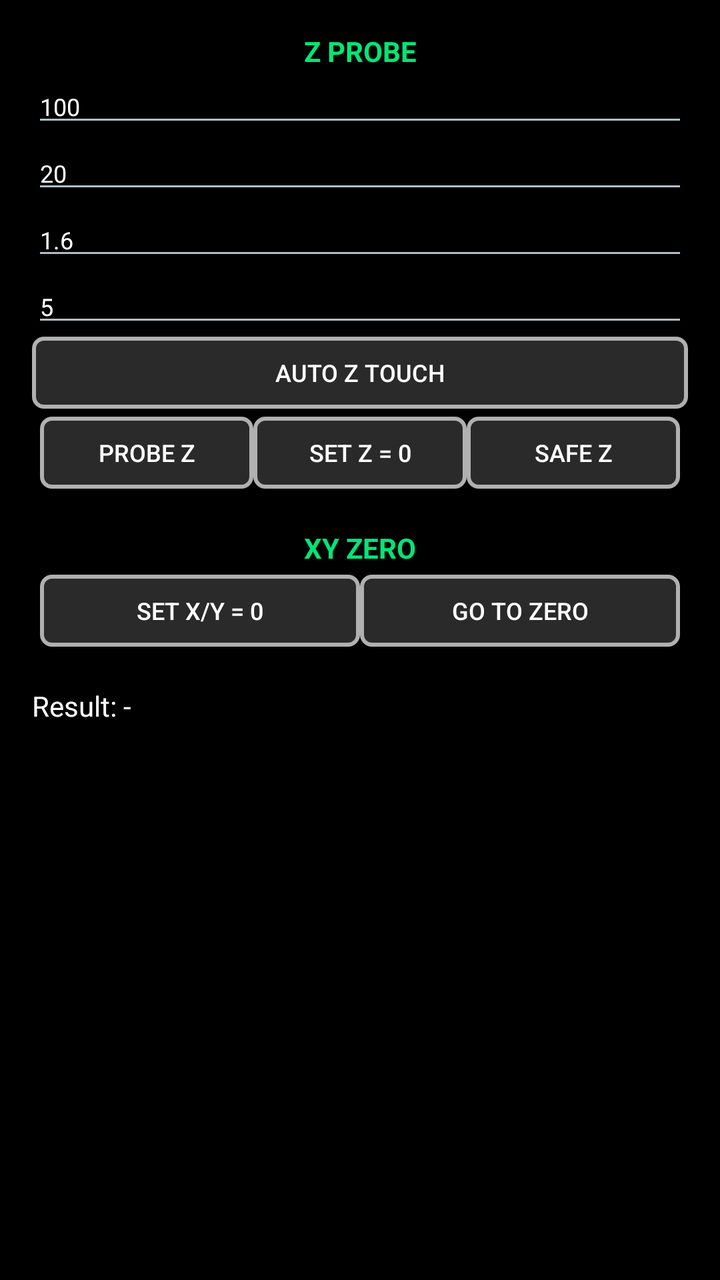
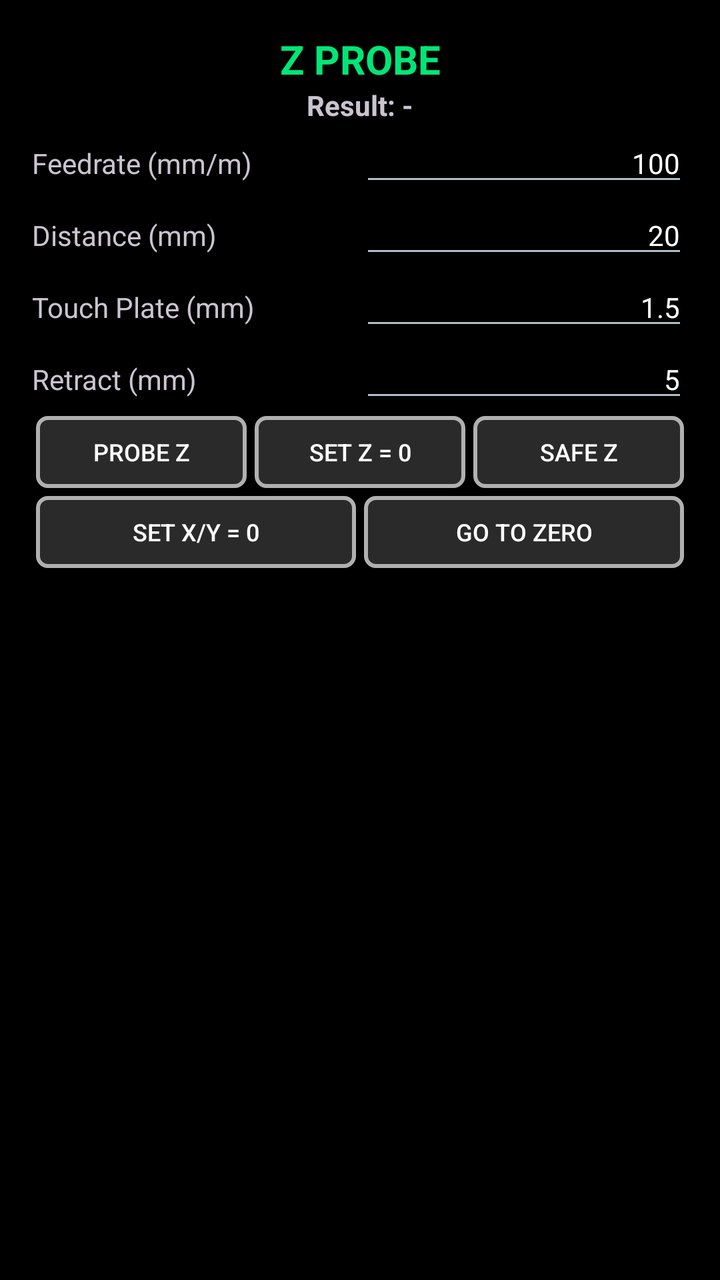

Screens rendered from an Android XML layout before and after an edit, with the pre-edit source and the edit as a unified diff.
<!-- AndroidManifest.xml: application theme Theme.DwiCreativeCNC -->
<!-- res/layout/frag_probe.xml -->
<?xml version="1.0" encoding="utf-8"?>
<ScrollView
    xmlns:android="http://schemas.android.com/apk/res/android"
    xmlns:tools="http://schemas.android.com/tools"
    xmlns:app="http://schemas.android.com/apk/res-auto"
    android:padding="8dp"
    android:layout_width="match_parent"
    android:layout_height="match_parent"
    android:background="@color/black">

    <LinearLayout
        android:orientation="vertical"
        android:padding="8dp"
        android:layout_width="match_parent"
        android:layout_height="wrap_content">

        <TextView
            android:text="Z PROBE"
            android:textColor="#00E676"
            android:textStyle="bold"
            android:gravity="center"
            android:layout_width="match_parent"
            android:layout_height="wrap_content"/>

        <EditText
            android:id="@+id/edtProbeFeed"
            android:layout_width="match_parent"
            android:layout_height="wrap_content"
            android:hint="Feed (mm/min)"
            android:inputType="number"
            android:text="100"
            android:textSize="12sp"
            tools:ignore="TouchTargetSizeCheck,TextSizeCheck" />

        <EditText
            android:id="@+id/edtProbeDist"
            android:layout_width="match_parent"
            android:layout_height="wrap_content"
            android:hint="Distance (mm)"
            android:inputType="numberDecimal"
            android:text="20"
            android:textSize="12sp"
            tools:ignore="TouchTargetSizeCheck,TextSizeCheck" />

        <EditText
            android:id="@+id/edtPlate"
            android:layout_width="match_parent"
            android:layout_height="wrap_content"
            android:hint="Plate Thickness (mm)"
            android:inputType="numberDecimal"
            android:text="1.6"
            android:textSize="12sp"
            tools:ignore="TouchTargetSizeCheck,TextSizeCheck" />

        <EditText
            android:id="@+id/edtRetract"
            android:layout_width="match_parent"
            android:layout_height="wrap_content"
            android:hint="Retract Height (mm)"
            android:inputType="numberDecimal"
            android:text="5"
            android:textSize="12sp"
            tools:ignore="TouchTargetSizeCheck" />

        <Button
            android:id="@+id/btnAutoZ"
            android:layout_width="match_parent"
            android:layout_height="36dp"
            android:background="@drawable/bg_btn_square_selector"
            app:backgroundTint="@null"
            android:textColor="@color/text_primary"
            android:text="AUTO Z TOUCH"
            android:textSize="12sp" />

        <LinearLayout
            android:layout_width="match_parent"
            android:layout_height="wrap_content"
            android:padding="4dp">

            <Button
                android:id="@+id/btnProbeZ"
                android:layout_width="0dp"
                android:layout_height="36dp"
                android:layout_weight="1"
                android:text="PROBE Z"
                android:textSize="12sp"
                android:background="@drawable/bg_btn_square_selector"
                app:backgroundTint="@null"
                android:textColor="@color/text_primary"
                tools:ignore="TextSizeCheck" />

            <Button
                android:id="@+id/btnSetZ"
                android:layout_width="0dp"
                android:layout_height="36dp"
                android:layout_weight="1"
                android:text="SET Z = 0"
                android:textSize="12sp"
                android:background="@drawable/bg_btn_square_selector"
                app:backgroundTint="@null"
                android:textColor="@color/text_primary"
                tools:ignore="TextSizeCheck" />

            <Button
                android:id="@+id/btnSafeZ"
                android:layout_width="0dp"
                android:layout_height="36dp"
                android:layout_weight="1"
                android:text="SAFE Z"
                android:textSize="12sp"
                android:background="@drawable/bg_btn_square_selector"
                app:backgroundTint="@null"
                android:textColor="@color/text_primary"
                tools:ignore="TextSizeCheck" />
        </LinearLayout>
        <View
            android:layout_height="16dp"
            android:layout_width="match_parent"/>

        <TextView
            android:text="XY ZERO"
            android:textColor="#00E676"
            android:textStyle="bold"
            android:gravity="center"
            android:layout_width="match_parent"
            android:layout_height="wrap_content"/>
<LinearLayout
    android:layout_width="match_parent"
    android:layout_height="wrap_content"
    android:padding="4dp">

    <Button
        android:id="@+id/btnSetXY"
        android:layout_width="0dp"
        android:layout_height="36dp"
        android:layout_weight="1"
        android:text="SET X/Y = 0"
        android:background="@drawable/bg_btn_square_selector"
        app:backgroundTint="@null"
        android:textColor="@color/text_primary"
        android:textSize="12sp"
        tools:ignore="TextSizeCheck" />

    <Button
        android:id="@+id/btnGoZero"
        android:layout_width="0dp"
        android:layout_height="36dp"
        android:layout_weight="1"
        android:text="GO TO ZERO"
        android:textSize="12sp"
        android:background="@drawable/bg_btn_square_selector"
        app:backgroundTint="@null"
        android:textColor="@color/text_primary"
        tools:ignore="TextSizeCheck" />
</LinearLayout>
        <View
            android:layout_height="16dp"
            android:layout_width="match_parent"/>

        <TextView
            android:id="@+id/txtProbeResult"
            android:text="Result: -"
            android:textColor="#FFFFFF"
            android:layout_width="wrap_content"
            android:layout_height="wrap_content"/>

    </LinearLayout>
</ScrollView>
<!-- resources referenced by this layout -->
<resources>
  <color name="black">#FF000000</color>
  <color name="text_primary">#FFFFFF</color>
  <!-- drawable bg_btn_square_selector (drawable) -->
  <?xml version="1.0" encoding="utf-8"?>
  <selector
      xmlns:android="http://schemas.android.com/apk/res/android">
      <item android:state_pressed="true">
          <shape>
              <solid android:color="@color/bg_dark"/>
          </shape>
      </item>
  
      <item>
          <shape>
              <corners android:radius="5dp"/>
              <solid android:color="@color/button_gray" />
              <stroke android:width="2dp"
                  android:color="@color/text_secondary"/>
          </shape>
      </item>
  </selector>
  <style name="Theme.DwiCreativeCNC" parent="Theme.Material3.Dark.NoActionBar">
  
          
          <item name="android:windowBackground">@color/cnc_background</item>
          <item name="colorSurface">@color/cnc_surface</item>
          <item name="colorSurfaceVariant">@color/cnc_surface_alt</item>
  
          
          <item name="colorPrimary">@color/cnc_primary</item>
          <item name="colorOnPrimary">@color/cnc_on_primary</item>
  
          
          <item name="colorSecondary">@color/cnc_secondary</item>
          <item name="colorOnSecondary">@color/cnc_on_secondary</item>
  
          
          <item name="android:textColorPrimary">@color/cnc_text_primary</item>
          <item name="android:textColorSecondary">@color/cnc_text_secondary</item>
  
          
          <item name="colorOutline">@color/cnc_outline</item>
  
          
          <item name="android:statusBarColor">@color/cnc_background</item>
          <item name="android:windowLightStatusBar">false</item>
  
      </style>
  <color name="bg_dark">#121212</color>
  <color name="button_gray">#2A2A2A</color>
  <color name="text_secondary">#B0B0B0</color>
  <color name="cnc_background">#0E1114</color>
  <color name="cnc_surface">#161A1F</color>
  <color name="cnc_surface_alt">#1E2329</color>
  <color name="cnc_primary">#00E5FF</color>
  <color name="cnc_on_primary">#000000</color>
  <color name="cnc_secondary">#7A8A99</color>
  <color name="cnc_on_secondary">#FFFFFF</color>
  <color name="cnc_text_primary">#FFFFFF</color>
  <color name="cnc_text_secondary">#B0BEC5</color>
  <color name="cnc_outline">#2A2F36</color>
</resources>

<!-- the commit's change to res/layout/frag_probe.xml (unified diff, before → after) -->
@@ -17,152 +17,190 @@
         <TextView
             android:text="Z PROBE"
             android:textColor="#00E676"
+            android:textSize="20sp"
             android:textStyle="bold"
             android:gravity="center"
             android:layout_width="match_parent"
             android:layout_height="wrap_content"/>
 
-        <EditText
-            android:id="@+id/edtProbeFeed"
-            android:layout_width="match_parent"
-            android:layout_height="wrap_content"
-            android:hint="Feed (mm/min)"
-            android:inputType="number"
-            android:text="100"
-            android:textSize="12sp"
-            tools:ignore="TouchTargetSizeCheck,TextSizeCheck" />
+        <TextView
+            android:id="@+id/txtProbeResult"
+            android:text="Result: -"
+            android:textStyle="bold"
+            android:gravity="center"
+            android:layout_width="match_parent"
+            android:layout_height="wrap_content"/>
+
+        <LinearLayout
+            android:orientation="horizontal"
+            android:layout_width="match_parent"
+            android:layout_height="wrap_content">
+
+            <TextView
+                android:text="Feedrate (mm/m)"
+                android:textSize="14sp"
+                android:layout_weight="1"
+                android:layout_width="0dp"
+                android:layout_height="wrap_content"/>
+
+            <EditText
+                android:id="@+id/edtProbeFeed"
+                android:textSize="14sp"
+                android:hint="Feed : mm/min"
+                android:inputType="number"
+                android:text="100"
+                android:gravity="end"
+                android:layout_weight="1"
+                android:layout_width="0dp"
+                android:layout_height="wrap_content"
+                tools:ignore="TouchTargetSizeCheck,TextSizeCheck" />
+    </LinearLayout>
+
+    <LinearLayout
+        android:orientation="horizontal"
+        android:layout_width="match_parent"
+        android:layout_height="wrap_content">
+
+        <TextView
+            android:text="Distance (mm)"
+            android:textSize="14sp"
+            android:layout_weight="1"
+            android:layout_width="0dp"
+            android:layout_height="wrap_content"/>
 
         <EditText
             android:id="@+id/edtProbeDist"
-            android:layout_width="match_parent"
-            android:layout_height="wrap_content"
-            android:hint="Distance (mm)"
             android:inputType="numberDecimal"
             android:text="20"
-            android:textSize="12sp"
+            android:textSize="14sp"
+            android:gravity="end"
+            android:layout_weight="1"
+            android:layout_width="0dp"
+            android:layout_height="wrap_content"
             tools:ignore="TouchTargetSizeCheck,TextSizeCheck" />
+    </LinearLayout>
+
+    <LinearLayout
+        android:orientation="horizontal"
+        android:layout_width="match_parent"
+        android:layout_height="wrap_content">
+
+        <TextView
+            android:text="Touch Plate (mm)"
+            android:textSize="14sp"
+            android:layout_weight="1"
+            android:layout_width="0dp"
+            android:layout_height="wrap_content"/>
 
         <EditText
-            android:id="@+id/edtPlate"
-            android:layout_width="match_parent"
+            android:id="@+id/edtProbePlate"
+            android:inputType="numberDecimal"
+            android:text="1.5"
+            android:textSize="14sp"
+            android:gravity="end"
+            android:layout_weight="1"
+            android:layout_width="0dp"
             android:layout_height="wrap_content"
-            android:hint="Plate Thickness (mm)"
-            android:inputType="numberDecimal"
-            android:text="1.6"
-            android:textSize="12sp"
             tools:ignore="TouchTargetSizeCheck,TextSizeCheck" />
+    </LinearLayout>
+
+    <LinearLayout
+        android:orientation="horizontal"
+        android:layout_width="match_parent"
+        android:layout_height="wrap_content">
+
+        <TextView
+            android:text="Retract (mm)"
+            android:textSize="14sp"
+            android:layout_weight="1"
+            android:layout_width="0dp"
+            android:layout_height="wrap_content"/>
 
         <EditText
-            android:id="@+id/edtRetract"
-            android:layout_width="match_parent"
-            android:layout_height="wrap_content"
-            android:hint="Retract Height (mm)"
+            android:id="@+id/edtProbeRetract"
             android:inputType="numberDecimal"
             android:text="5"
-            android:textSize="12sp"
+            android:textSize="14sp"
+            android:gravity="end"
+            android:layout_weight="1"
+            android:layout_width="0dp"
+            android:layout_height="wrap_content"
             tools:ignore="TouchTargetSizeCheck" />
-
-        <Button
-            android:id="@+id/btnAutoZ"
-            android:layout_width="match_parent"
-            android:layout_height="36dp"
-            android:background="@drawable/bg_btn_square_selector"
-            app:backgroundTint="@null"
-            android:textColor="@color/text_primary"
-            android:text="AUTO Z TOUCH"
-            android:textSize="12sp" />
+    </LinearLayout>
 
         <LinearLayout
             android:layout_width="match_parent"
-            android:layout_height="wrap_content"
-            android:padding="4dp">
+            android:layout_height="wrap_content">
 
             <Button
                 android:id="@+id/btnProbeZ"
                 android:layout_width="0dp"
                 android:layout_height="36dp"
                 android:layout_weight="1"
+                android:background="@drawable/bg_btn_square_selector"
                 android:text="PROBE Z"
-                android:textSize="12sp"
-                android:background="@drawable/bg_btn_square_selector"
-                app:backgroundTint="@null"
-                android:textColor="@color/text_primary"
-                tools:ignore="TextSizeCheck" />
+                android:textColor="@color/text_primary"
+                android:textSize="12sp"
+                app:backgroundTint="@null"
+                android:layout_margin="2dp"
+                tools:ignore="TextSizeCheck,TouchTargetSizeCheck" />
 
             <Button
                 android:id="@+id/btnSetZ"
                 android:layout_width="0dp"
                 android:layout_height="36dp"
                 android:layout_weight="1"
+                android:background="@drawable/bg_btn_square_selector"
                 android:text="SET Z = 0"
-                android:textSize="12sp"
-                android:background="@drawable/bg_btn_square_selector"
-                app:backgroundTint="@null"
-                android:textColor="@color/text_primary"
-                tools:ignore="TextSizeCheck" />
+                android:textColor="@color/text_primary"
+                android:textSize="12sp"
+                app:backgroundTint="@null"
+                android:layout_margin="2dp"
+                tools:ignore="TextSizeCheck,TouchTargetSizeCheck" />
 
             <Button
                 android:id="@+id/btnSafeZ"
                 android:layout_width="0dp"
                 android:layout_height="36dp"
                 android:layout_weight="1"
+                android:background="@drawable/bg_btn_square_selector"
                 android:text="SAFE Z"
-                android:textSize="12sp"
-                android:background="@drawable/bg_btn_square_selector"
-                app:backgroundTint="@null"
-                android:textColor="@color/text_primary"
-                tools:ignore="TextSizeCheck" />
+                android:textColor="@color/text_primary"
+                android:textSize="12sp"
+                app:backgroundTint="@null"
+                android:layout_margin="2dp"
+                tools:ignore="TextSizeCheck,TouchTargetSizeCheck" />
         </LinearLayout>
-        <View
-            android:layout_height="16dp"
-            android:layout_width="match_parent"/>
-
-        <TextView
-            android:text="XY ZERO"
-            android:textColor="#00E676"
-            android:textStyle="bold"
-            android:gravity="center"
-            android:layout_width="match_parent"
-            android:layout_height="wrap_content"/>
-<LinearLayout
-    android:layout_width="match_parent"
-    android:layout_height="wrap_content"
-    android:padding="4dp">
-
-    <Button
-        android:id="@+id/btnSetXY"
-        android:layout_width="0dp"
-        android:layout_height="36dp"
-        android:layout_weight="1"
-        android:text="SET X/Y = 0"
-        android:background="@drawable/bg_btn_square_selector"
-        app:backgroundTint="@null"
-        android:textColor="@color/text_primary"
-        android:textSize="12sp"
-        tools:ignore="TextSizeCheck" />
-
-    <Button
-        android:id="@+id/btnGoZero"
-        android:layout_width="0dp"
-        android:layout_height="36dp"
-        android:layout_weight="1"
-        android:text="GO TO ZERO"
-        android:textSize="12sp"
-        android:background="@drawable/bg_btn_square_selector"
-        app:backgroundTint="@null"
-        android:textColor="@color/text_primary"
-        tools:ignore="TextSizeCheck" />
-</LinearLayout>
-        <View
-            android:layout_height="16dp"
-            android:layout_width="match_parent"/>
-
-        <TextView
-            android:id="@+id/txtProbeResult"
-            android:text="Result: -"
-            android:textColor="#FFFFFF"
-            android:layout_width="wrap_content"
-            android:layout_height="wrap_content"/>
-
+
+        <LinearLayout
+            android:layout_width="match_parent"
+            android:layout_height="wrap_content">
+
+            <Button
+                android:id="@+id/btnSetXY"
+                android:layout_width="0dp"
+                android:layout_height="36dp"
+                android:layout_weight="1"
+                android:background="@drawable/bg_btn_square_selector"
+                android:text="SET X/Y = 0"
+                android:textColor="@color/text_primary"
+                android:textSize="12sp"
+                app:backgroundTint="@null"
+                android:layout_margin="2dp"
+                tools:ignore="TextSizeCheck,TouchTargetSizeCheck" />
+
+            <Button
+                android:id="@+id/btnGoZero"
+                android:layout_width="0dp"
+                android:layout_height="36dp"
+                android:layout_weight="1"
+                android:background="@drawable/bg_btn_square_selector"
+                android:text="GO TO ZERO"
+                android:textColor="@color/text_primary"
+                android:textSize="12sp"
+                app:backgroundTint="@null"
+                android:layout_margin="2dp"
+                tools:ignore="TextSizeCheck,TouchTargetSizeCheck" />
+        </LinearLayout>
     </LinearLayout>
 </ScrollView>
